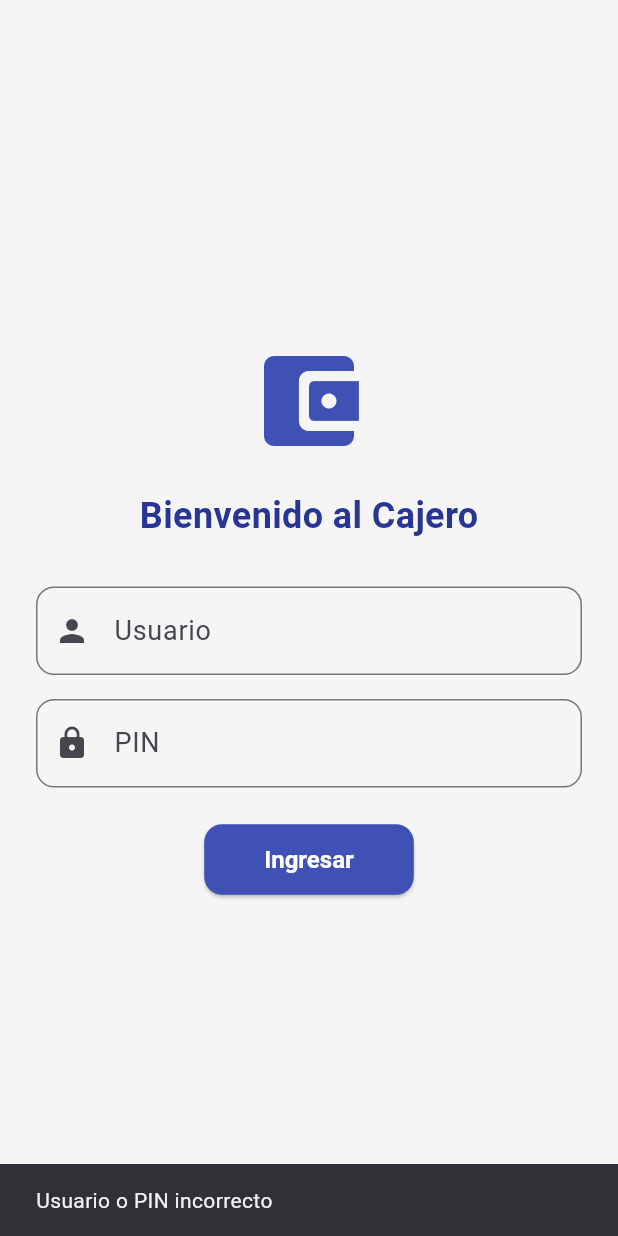
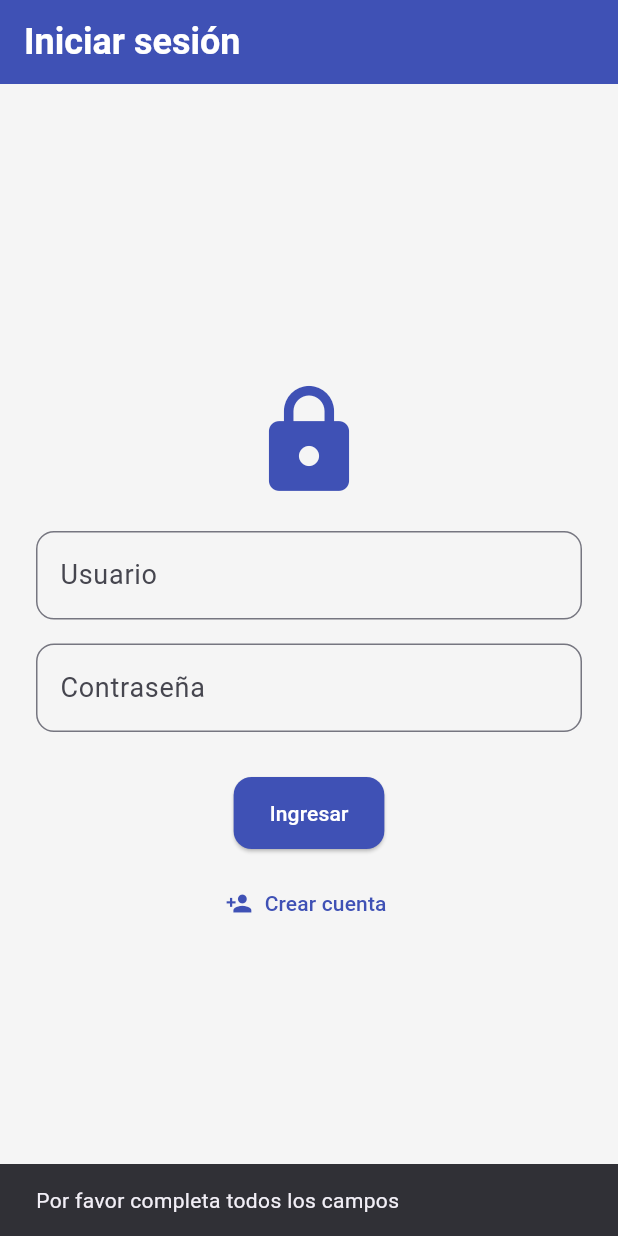
Before and after one commit to Jsramirez1020/cajero_flutter, a Flutter app: the screen it shows after launch, after a tap on "Ingresar", on a phone screen of 412 x 824 dp. Run offline on Flutter 3.47's test engine with Material 3 defaults, Android fonts, the phone set to English and light mode, and no system bars; Roboto replaces fonts that are missing (Poppins).

Commit message:
Visual_settings_connectionAPI

```diff
--- a/lib/login_screen.dart
+++ b/lib/login_screen.dart
@@ -1,67 +1,100 @@
 import 'package:flutter/material.dart';
+import 'package:flutter_application_proyect/register_screen.dart';
 import 'home_screen.dart';
+import 'register_screen.dart'; // 👈 Importamos la pantalla de registro
+import 'package:http/http.dart' as http;
+import 'dart:convert';
 
 class LoginScreen extends StatefulWidget {
+  const LoginScreen({super.key});
+
   @override
   _LoginScreenState createState() => _LoginScreenState();
 }
 
 class _LoginScreenState extends State<LoginScreen> {
-  final _userController = TextEditingController();
-  final _pinController = TextEditingController();
-  final String _correctUser = 'usuario';
-  final String _correctPin = '1234';
+  final TextEditingController _userController = TextEditingController();
+  final TextEditingController _passController = TextEditingController();
 
-  void _login() {
-    if (_userController.text == _correctUser &&
-        _pinController.text == _correctPin) {
-      Navigator.pushReplacement(
-        context,
-        PageRouteBuilder(
-          transitionDuration: Duration(milliseconds: 500),
-          pageBuilder: (_, __, ___) => HomeScreen(),
-          transitionsBuilder:
-              (_, animation, __, child) =>
-                  FadeTransition(opacity: animation, child: child),
-        ),
+  void _login() async {
+    String user = _userController.text.trim();
+    String pass = _passController.text;
+
+    if (user.isEmpty || pass.isEmpty) {
+      ScaffoldMessenger.of(context).showSnackBar(
+        SnackBar(content: Text('Por favor completa todos los campos')),
       );
-    } else {
+      return;
+    }
+
+    try {
+      final response = await http.post(
+        Uri.parse(
+          'http://10.0.2.2:5000/api/users/login',
+        ), // Ajusta si usas dispositivo físico
+        headers: {'Content-Type': 'application/json'},
+        body: jsonEncode({'correo': user, 'password': pass}),
+      );
+
+      if (response.statusCode == 200) {
+        final data = jsonDecode(response.body);
+        final nombre = data['nombre'];
+        final saldo = data['saldo'];
+
+        Navigator.pushReplacement(
+          context,
+          MaterialPageRoute(
+            builder:
+                (context) => HomeScreen(
+                  nombre: data['nombre'],
+                  saldo:
+                      (data['saldo'] as num)
+                          .toDouble(), // 👈 esta línea soluciona el error
+                ),
+          ),
+        );
+      } else {
+        ScaffoldMessenger.of(
+          context,
+        ).showSnackBar(SnackBar(content: Text('Credenciales incorrectas')));
+      }
+    } catch (e) {
       ScaffoldMessenger.of(
         context,
-      ).showSnackBar(SnackBar(content: Text('Usuario o PIN incorrecto')));
+      ).showSnackBar(SnackBar(content: Text('Error de conexión al servidor')));
     }
+  }
+
+  void _goToRegister() {
+    Navigator.push(
+      context,
+      MaterialPageRoute(
+        builder: (context) => RegisterScreen(),
+      ), // ✅ Sin argumentos
+    );
   }
 
   @override
   Widget build(BuildContext context) {
     return Scaffold(
       backgroundColor: Colors.grey[100],
+      appBar: AppBar(
+        title: Text('Iniciar sesión'),
+        backgroundColor: Colors.indigo,
+        foregroundColor: Colors.white,
+      ),
       body: Center(
-        child: SingleChildScrollView(
+        child: Padding(
           padding: const EdgeInsets.all(24),
           child: Column(
-            mainAxisAlignment: MainAxisAlignment.center,
+            mainAxisSize: MainAxisSize.min,
             children: [
-              Icon(
-                Icons.account_balance_wallet_rounded,
-                size: 80,
-                color: Colors.indigo,
-              ),
+              Icon(Icons.lock, size: 80, color: Colors.indigo),
               SizedBox(height: 20),
-              Text(
-                'Bienvenido al Cajero',
-                style: TextStyle(
-                  fontSize: 24,
-                  fontWeight: FontWeight.bold,
-                  color: Colors.indigo[800],
-                ),
-              ),
-              SizedBox(height: 30),
               TextField(
                 controller: _userController,
                 decoration: InputDecoration(
                   labelText: 'Usuario',
-                  prefixIcon: Icon(Icons.person),
                   border: OutlineInputBorder(
                     borderRadius: BorderRadius.circular(12),
                   ),
@@ -69,33 +102,39 @@ class _LoginScreenState extends State<LoginScreen> {
               ),
               SizedBox(height: 16),
               TextField(
-                controller: _pinController,
+                controller: _passController,
+                obscureText: true,
                 decoration: InputDecoration(
-                  labelText: 'PIN',
-                  prefixIcon: Icon(Icons.lock),
+                  labelText: 'Contraseña',
                   border: OutlineInputBorder(
                     borderRadius: BorderRadius.circular(12),
                   ),
                 ),
-                obscureText: true,
-                keyboardType: TextInputType.number,
               ),
-              SizedBox(height: 24),
+              SizedBox(height: 30),
               ElevatedButton(
                 onPressed: _login,
                 style: ElevatedButton.styleFrom(
                   backgroundColor: Colors.indigo,
                   foregroundColor: Colors.white,
-                  padding: EdgeInsets.symmetric(vertical: 14, horizontal: 40),
+                  padding: EdgeInsets.symmetric(vertical: 14, horizontal: 24),
                   shape: RoundedRectangleBorder(
                     borderRadius: BorderRadius.circular(12),
                   ),
-                  textStyle: TextStyle(
-                    fontSize: 16,
-                    fontWeight: FontWeight.w600,
+                ),
+                child: Text('Ingresar'),
+              ),
+              SizedBox(height: 12),
+              TextButton.icon(
+                onPressed: _goToRegister,
+                icon: Icon(Icons.person_add, color: Colors.indigo),
+                label: Text(
+                  'Crear cuenta',
+                  style: TextStyle(
+                    color: Colors.indigo,
+                    fontWeight: FontWeight.w500,
                   ),
                 ),
-                child: Text('Ingresar'),
               ),
             ],
           ),
--- a/lib/main.dart
+++ b/lib/main.dart
@@ -6,6 +6,8 @@ void main() {
 }
 
 class BasicATMApp extends StatelessWidget {
+  const BasicATMApp({super.key});
+
   @override
   Widget build(BuildContext context) {
     return MaterialApp(
--- a/lib/withdraw_screen.dart
+++ b/lib/withdraw_screen.dart
@@ -3,7 +3,7 @@ import 'package:flutter/material.dart';
 class WithdrawScreen extends StatefulWidget {
   final double balance;
 
-  const WithdrawScreen({required this.balance});
+  const WithdrawScreen({super.key, required this.balance});
 
   @override
   _WithdrawScreenState createState() => _WithdrawScreenState();
--- a/pubspec.yaml
+++ b/pubspec.yaml
@@ -30,6 +30,7 @@ environment:
 dependencies:
   flutter:
     sdk: flutter
+  http: ^0.13.5
 
   # The following adds the Cupertino Icons font to your application.
   # Use with the CupertinoIcons class for iOS style icons.
```
Also changed, not shown: lib/home_screen.dart (+28 -4 lines), lib/register_screen.dart (added, +198 -0 lines), pubspec.lock.
